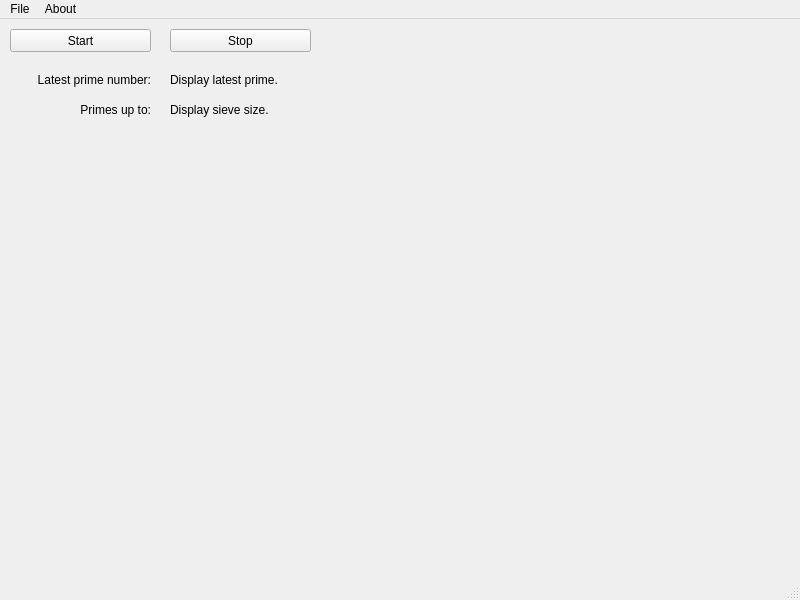
This is Source/sieveui.ui in ThirtySomething/Sieve as Qt 5 draws it before an edit. The edited form follows.
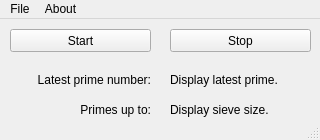
This is the edited form.

Patch:
```diff
--- a/Source/sieveui.ui
+++ b/Source/sieveui.ui
@@ -6,10 +6,28 @@
    <rect>
     <x>0</x>
     <y>0</y>
-    <width>800</width>
-    <height>600</height>
+    <width>320</width>
+    <height>140</height>
    </rect>
   </property>
+  <property name="sizePolicy">
+   <sizepolicy hsizetype="Fixed" vsizetype="Fixed">
+    <horstretch>0</horstretch>
+    <verstretch>0</verstretch>
+   </sizepolicy>
+  </property>
+  <property name="minimumSize">
+   <size>
+    <width>320</width>
+    <height>140</height>
+   </size>
+  </property>
+  <property name="maximumSize">
+   <size>
+    <width>320</width>
+    <height>140</height>
+   </size>
+  </property>
   <property name="windowTitle">
    <string>SieveUI</string>
   </property>
@@ -110,7 +128,7 @@
     <rect>
      <x>0</x>
      <y>0</y>
-     <width>800</width>
+     <width>320</width>
      <height>21</height>
     </rect>
    </property>
```
